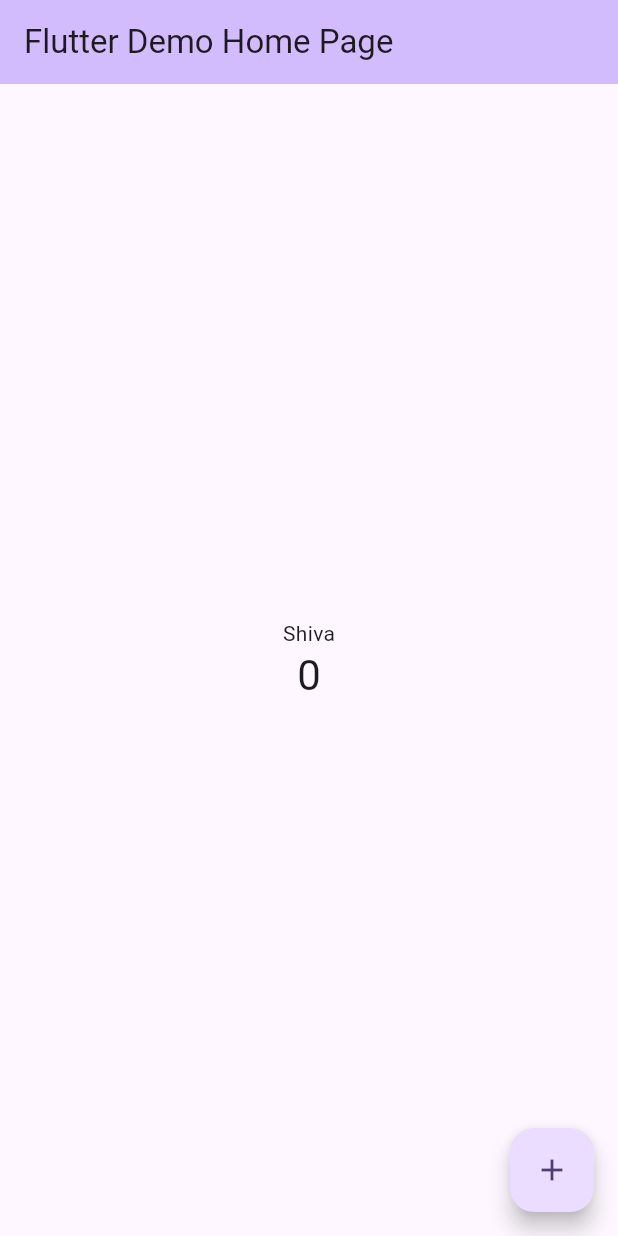
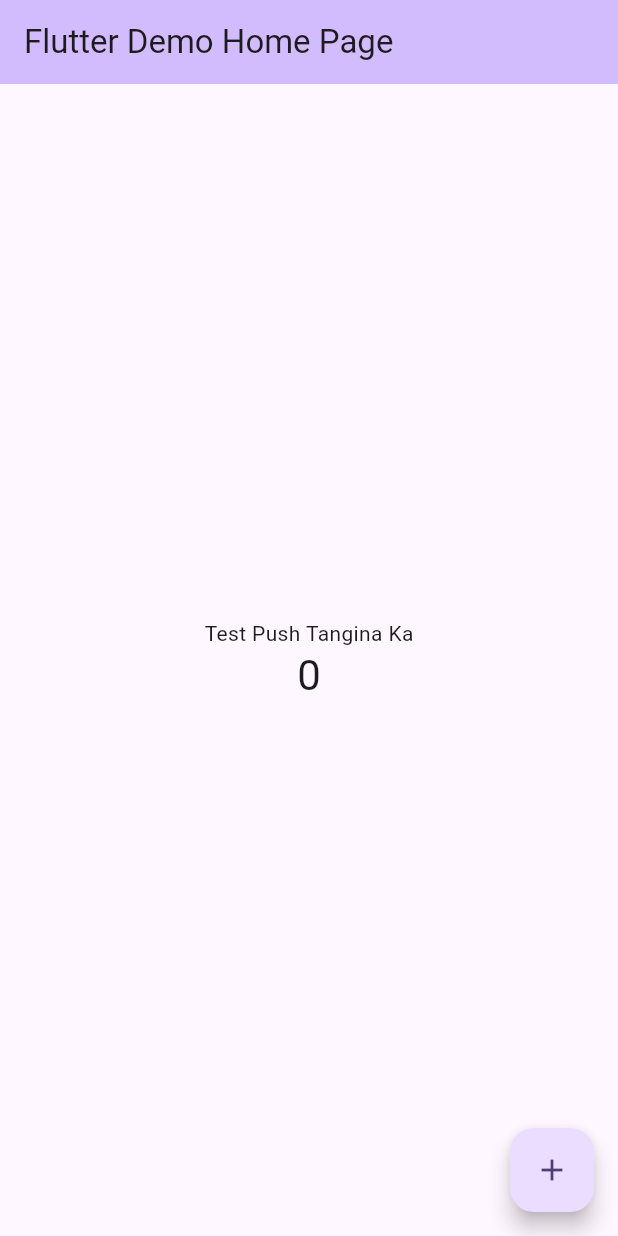
Before and after one commit to Brave6/flutter_app_concept, a Flutter app: the screen it shows after launch, on a phone screen of 412 x 824 dp. Run offline on Flutter 3.47's test engine with Material 3 defaults, Android fonts, the phone set to English and light mode, and no system bars.

Commit message:
Flutter Test

```diff
--- a/lib/main.dart
+++ b/lib/main.dart
@@ -104,7 +104,7 @@ class _MyHomePageState extends State<MyHomePage> {
           // wireframe for each widget.
           mainAxisAlignment: MainAxisAlignment.center,
           children: <Widget>[
-            const Text('Shiva'),
+            const Text('Test Push Tangina Ka'),
             Text(
               '$_counter',
               style: Theme.of(context).textTheme.headlineMedium,
```
